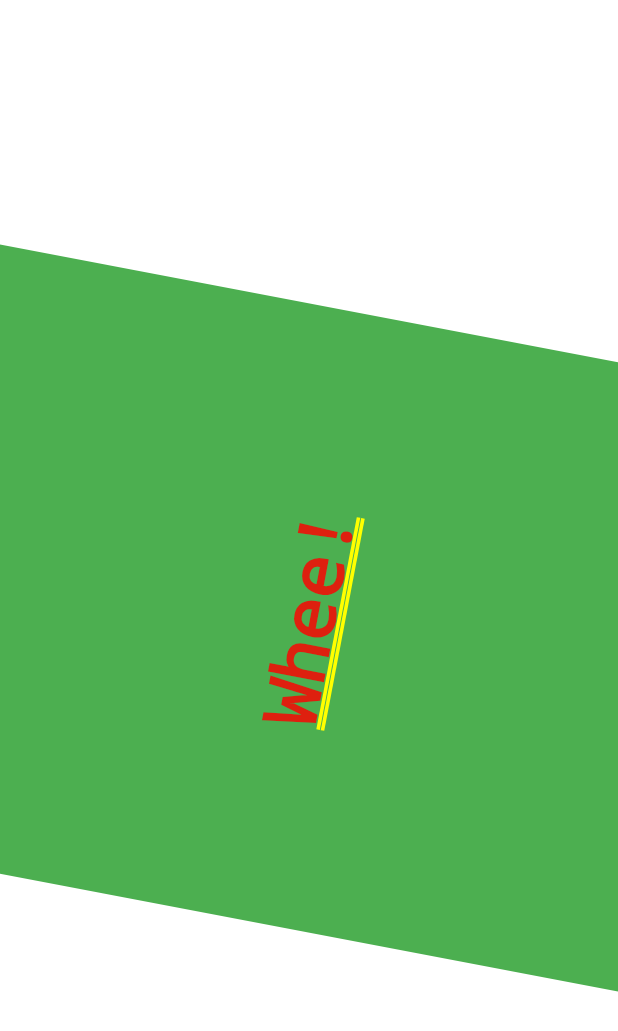
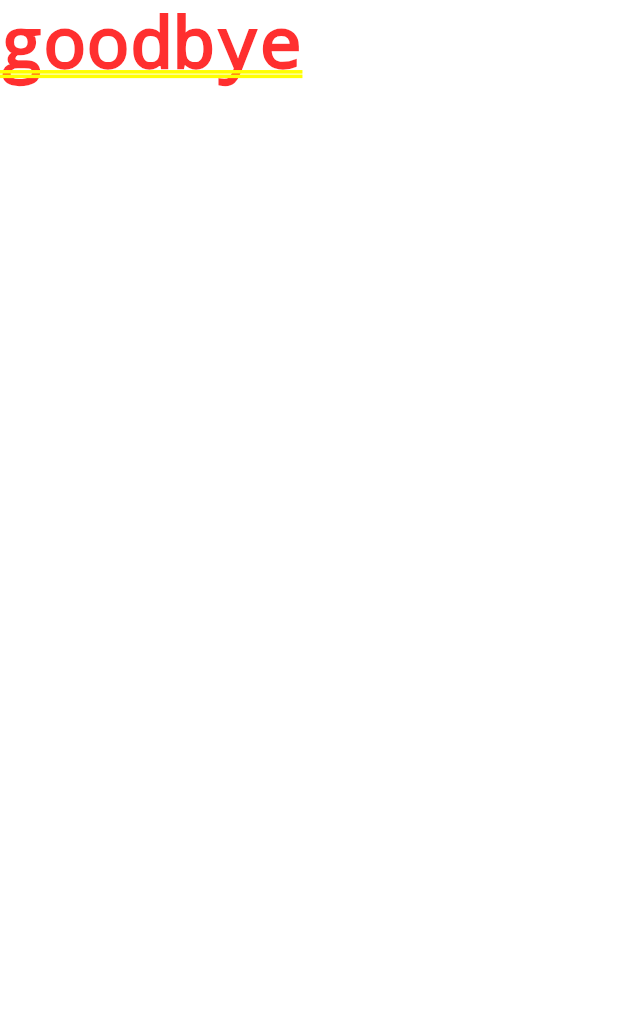
Before and after one commit to Tosin8/widget_catalog, a Flutter app: the screen it shows after launch, on a phone screen of 412 x 824 dp. Shown: the top 1031 px of the screen. Run offline on Flutter 3.47's test engine with Material 2 defaults, Android fonts, the phone set to English and light mode, and no system bars.

Commit message:
Adding Animated crossfading

```diff
--- a/lib/animation&motion/animated_builder.dart
+++ b/lib/animation&motion/animated_builder.dart
@@ -27,7 +27,8 @@ class _animated_builderState extends State<animated_builder>
 
   @override
   Widget build(BuildContext context) {
-    return AnimatedBuilder(
+    return Scaffold(
+      body: AnimatedBuilder(
         animation: _controller,
         child: Container(
             width: 200.0,
@@ -42,6 +43,7 @@ class _animated_builderState extends State<animated_builder>
             child: child,
           );
         },
+      ),
     );
   }
 }
--- /dev/null
+++ b/lib/animation&motion/animated_crossfade.dart
@@ -0,0 +1,32 @@
+import 'package:flutter/material.dart';
+
+class animated_crossfading extends StatefulWidget {
+  const animated_crossfading({super.key});
+
+  @override
+  State<animated_crossfading> createState() => _animated_crossfadingState();
+}
+
+class _animated_crossfadingState extends State<animated_crossfading> {
+  bool selected = false;
+  @override
+  Widget build(BuildContext context) {
+    return GestureDetector(
+      onTap: () {
+        setState(() {
+          selected = !selected;
+        });
+      },
+      child: AnimatedCrossFade(
+        duration: const Duration(seconds: 3),
+        firstCurve: Curves.easeOut,
+        secondCurve: Curves.easeIn,
+        sizeCurve: Curves.bounceOut,
+        firstChild: const Text('hello'),
+        secondChild: const Text('goodbye'),
+        crossFadeState:
+            selected ? CrossFadeState.showFirst : CrossFadeState.showSecond,
+      ),
+    );
+  }
+}
--- a/lib/main.dart
+++ b/lib/main.dart
@@ -1,6 +1,5 @@
 import 'package:flutter/material.dart';
-
-import 'animation&motion/animated_builder.dart';
+import 'package:widget_catalog/animation&motion/animated_crossfade.dart';
 
 void main() {
   runApp(const MyApp());
@@ -18,7 +17,7 @@ class MyApp extends StatelessWidget {
         primarySwatch: Colors.blue,
       ),
       debugShowCheckedModeBanner: false,
-      home: const animated_builder(),
+      home: const animated_crossfading(),
     );
   }
 }
```
Lines whose indentation alone changed are shown as unchanged.
